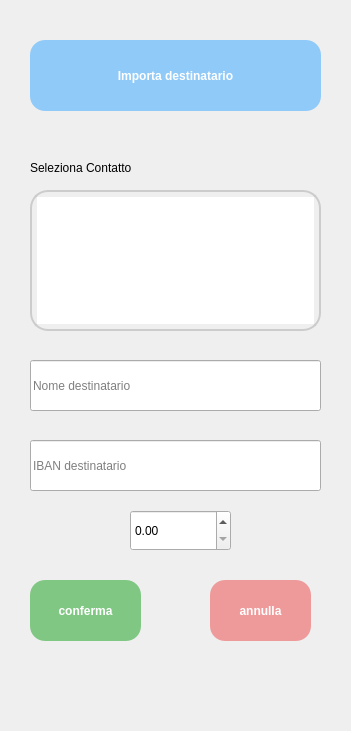
First picture: the form in transferdialog.ui, repository AndreaDiPietro0/BankAccount_DiPietro, before the edit.
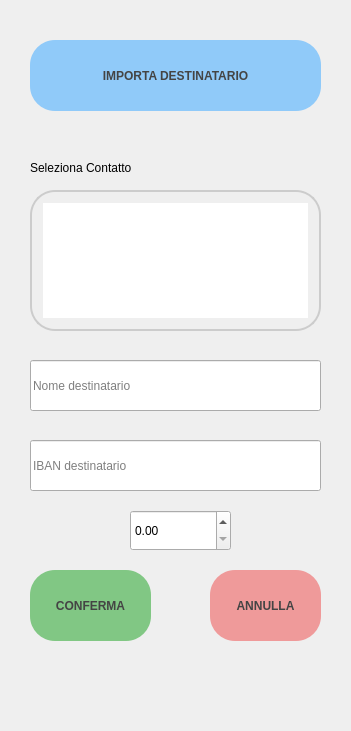
Second picture: the form after the edit.

Diff of the .ui file:
```diff
--- a/transferdialog.ui
+++ b/transferdialog.ui
@@ -24,16 +24,16 @@
    </property>
    <property name="styleSheet">
     <string notr="true">QListWidget {
-    border: 2px solid #ccc;   /* Bordo color Celeste Ghiaccio (o usa #ccc per grigio) */
-    border-radius: 18px;         
-    padding: 5px;               
+    border: 2px solid #ccc;   
+    border-radius: 25px;         
+    padding: 11px;               
     outline: none;            
 }
 
 QListWidget::item {
-    padding: 8px;                /* spazio per rendere le righe più alte e cliccabili */
+    padding: 8px;                
     border-radius: 10px;        
-    margin-bottom: 2px;          /* spazio tra un nome e l'altro */
+    margin-bottom: 2px;        
 }
 
 QListWidget::item:hover {
@@ -108,16 +108,16 @@
    <property name="geometry">
     <rect>
      <x>30</x>
-     <y>580</y>
-     <width>111</width>
-     <height>61</height>
+     <y>570</y>
+     <width>121</width>
+     <height>71</height>
     </rect>
    </property>
    <property name="styleSheet">
     <string notr="true">QPushButton {
     background-color: #81C784;  
-    color: white;             
-    border-radius: 15px;        
+    color: #444444;
+    border-radius: 25px;        
     padding: 10px;             
     font-weight: bold;
     border: none;
@@ -132,23 +132,23 @@
 }</string>
    </property>
    <property name="text">
-    <string>conferma</string>
+    <string>CONFERMA</string>
    </property>
   </widget>
   <widget class="QPushButton" name="btnCancel">
    <property name="geometry">
     <rect>
      <x>210</x>
-     <y>580</y>
-     <width>101</width>
-     <height>61</height>
+     <y>570</y>
+     <width>111</width>
+     <height>71</height>
     </rect>
    </property>
    <property name="styleSheet">
     <string notr="true">QPushButton {
     background-color: #EF9A9A; 
-    color: white;           
-    border-radius: 15px;        
+    color: #444444;
+    border-radius: 25px;        
     padding: 10px;             
     font-weight: bold;
     border: none;
@@ -163,7 +163,7 @@
 }</string>
    </property>
    <property name="text">
-    <string>annulla</string>
+    <string>ANNULLA</string>
    </property>
   </widget>
   <widget class="QPushButton" name="btnImportContact">
@@ -178,8 +178,8 @@
    <property name="styleSheet">
     <string notr="true">QPushButton {
     background-color: #90CAF9;  
-    color: white;             
-    border-radius: 15px;        
+    color: #444444;
+    border-radius: 25px;        
     padding: 10px;             
     font-weight: bold;
     border: none;
@@ -194,7 +194,7 @@
 }</string>
    </property>
    <property name="text">
-    <string>Importa destinatario</string>
+    <string>IMPORTA DESTINATARIO</string>
    </property>
   </widget>
  </widget>
```
